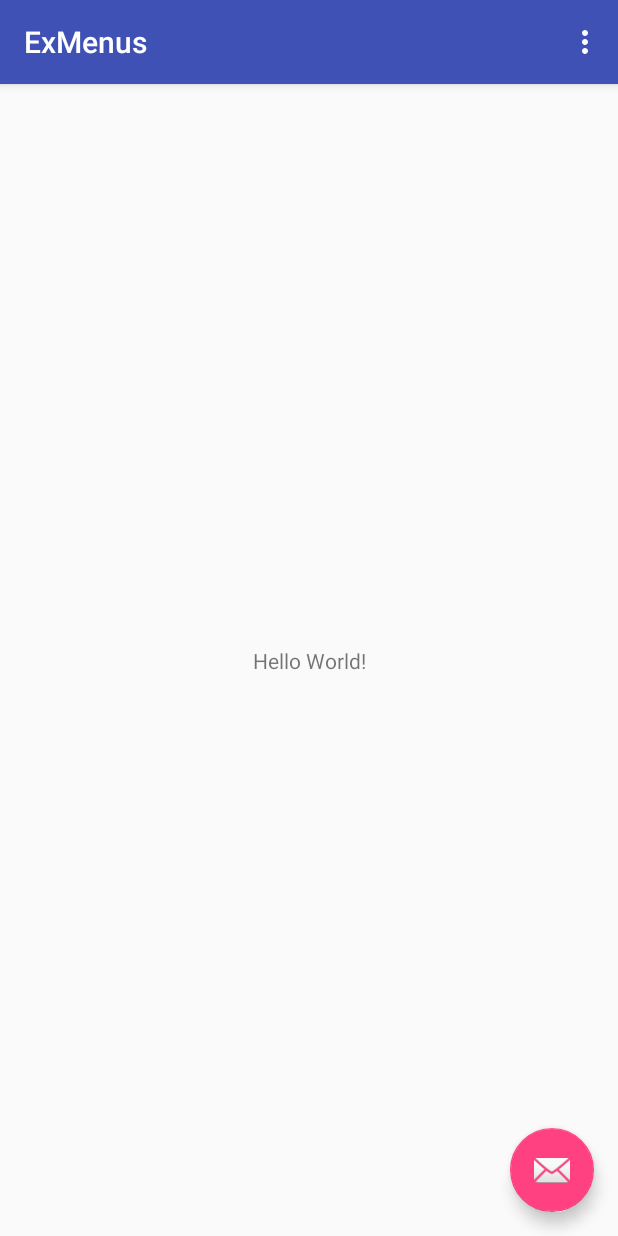
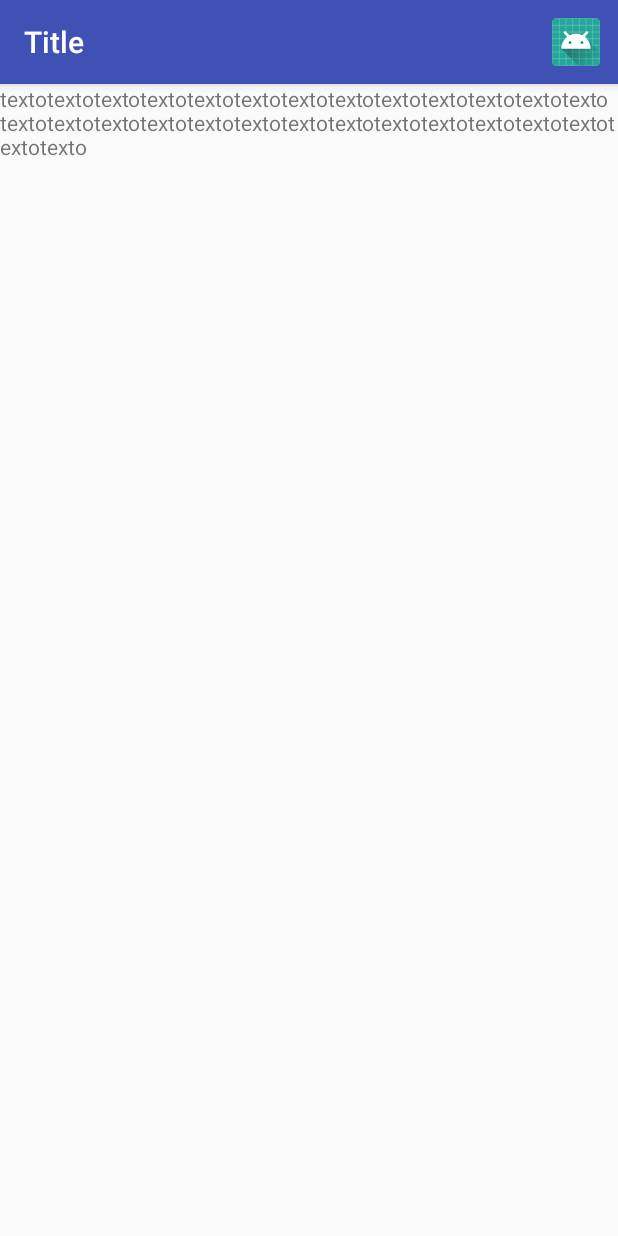
Before and after one commit to BrunoSouza22397/aulas-android, an Android app: the screen it shows after launch (MainActivity), on a phone screen of 412 x 824 dp. Run offline under Robolectric (Android 15) with nearby library versions, the phone set to English and light mode, and no system bars; libraries missing offline, so code that uses them is left out: com.mikepenz.fontawesome_typeface_library, com.mikepenz.google_material_typeface_library, com.mikepenz.materialdrawer; 4 statements that could not run were skipped.

Commit message:
update toolbar

```diff
--- a/ExMenus/app/src/main/java/souza/bruno/exmenus/MainActivity.java
+++ b/ExMenus/app/src/main/java/souza/bruno/exmenus/MainActivity.java
@@ -39,7 +39,20 @@ public class MainActivity extends AppCompatActivity {
         super.onCreate(savedInstanceState);
         setContentView(R.layout.activity_main);
         toolbar = (Toolbar) findViewById(R.id.toolbar);
-        setSupportActionBar(toolbar);
+        toolbar.setTitle(getResources().getText(R.string.toolbar_title));
+        toolbar.inflateMenu(R.menu.toolbar_menu);
+
+        toolbar.setOnMenuItemClickListener(new Toolbar.OnMenuItemClickListener() {
+            @Override
+            public boolean onMenuItemClick(MenuItem item) {
+                switch (item.getItemId()){
+                    case R.id.toolbar_sobre:
+                        Toast.makeText(getBaseContext(), getResources().getText(R.string.toast_menu_sobre), Toast.LENGTH_SHORT).show();
+                        break;
+                }
+                return false;
+            }
+        });
 
         FloatingActionButton fab = (FloatingActionButton) findViewById(R.id.fab);
         fab.setOnClickListener(new View.OnClickListener() {
--- a/ExMenus/app/src/main/res/layout/activity_main.xml
+++ b/ExMenus/app/src/main/res/layout/activity_main.xml
@@ -4,30 +4,38 @@
     xmlns:tools="http://schemas.android.com/tools"
     android:layout_width="match_parent"
     android:layout_height="match_parent"
-    tools:context=".MainActivity">
+    tools:context="souza.bruno.exmenus.MainActivity">
 
     <android.support.design.widget.AppBarLayout
+        android:id="@+id/app_bar"
         android:layout_width="match_parent"
         android:layout_height="wrap_content"
-        android:theme="@style/AppTheme.AppBarOverlay">
+        android:theme="@style/AppThemeNoActionBar">
 
         <android.support.v7.widget.Toolbar
             android:id="@+id/toolbar"
             android:layout_width="match_parent"
             android:layout_height="?attr/actionBarSize"
+            android:minHeight="?attr/actionBarSize"
             android:background="?attr/colorPrimary"
-            app:popupTheme="@style/AppTheme.PopupOverlay" />
+            app:popupTheme="@style/ThemeOverlay.AppCompat.Light"
+            app:titleTextColor="@color/white"
+            app:layout_scrollFlags="scroll|enterAlways|snap">
+        </android.support.v7.widget.Toolbar>
 
     </android.support.design.widget.AppBarLayout>
 
-    <include layout="@layout/content_main" />
+    <android.support.v4.widget.NestedScrollView
+        android:id="@+id/scrollView"
+        android:layout_width="match_parent"
+        android:layout_height="match_parent"
+        app:layout_behavior="@string/appbar_scrolling_view_behavior">
 
-    <android.support.design.widget.FloatingActionButton
-        android:id="@+id/fab"
-        android:layout_width="wrap_content"
-        android:layout_height="wrap_content"
-        android:layout_gravity="bottom|end"
-        android:layout_margin="@dimen/fab_margin"
-        app:srcCompat="@android:drawable/ic_dialog_email" />
+        <TextView
+            android:layout_width="match_parent"
+            android:layout_height="match_parent"
+            android:text="@string/tv_texto" />
+
+    </android.support.v4.widget.NestedScrollView>
 
 </android.support.design.widget.CoordinatorLayout>
--- /dev/null
+++ b/ExMenus/app/src/main/res/menu/toolbar_menu.xml
@@ -0,0 +1,10 @@
+<?xml version="1.0" encoding="utf-8"?>
+<menu xmlns:android="http://schemas.android.com/apk/res/android"
+    xmlns:app="http://schemas.android.com/apk/res-auto">
+    <item
+        android:title="Sobre"
+        android:icon="@mipmap/ic_launcher"
+        app:showAsAction="always"
+        android:orderInCategory="100"
+        android:id="@+id/toolbar_sobre"/>
+</menu>
--- a/ExMenus/app/src/main/res/values/strings.xml
+++ b/ExMenus/app/src/main/res/values/strings.xml
@@ -1,4 +1,7 @@
 <resources>
     <string name="app_name">ExMenus</string>
     <string name="action_settings">Settings</string>
+    <string name="toolbar_title">Title</string>
+    <string name="toast_menu_sobre">Clicou no menu sobre.</string>
+    <string name="tv_texto">textotextotextotextotextotextotextotextotextotextotextotextotextotextotextotextotextotextotextotextotextotextotextotextotextotextotextotexto</string>
 </resources>
--- a/ExMenus/app/src/main/res/values/styles.xml
+++ b/ExMenus/app/src/main/res/values/styles.xml
@@ -24,5 +24,11 @@
         <item name="android:background">@color/white</item>
         <item name="android:windowFullscreen">true</item>
     </style>
+    <style name="AppThemeNoActionBar" parent="Theme.AppCompat.Light.NoActionBar">
+        <!-- Customize your theme here. -->
+        <item name="colorPrimary">@color/colorPrimary</item>
+        <item name="colorPrimaryDark">@color/colorPrimaryDark</item>
+        <item name="colorAccent">@color/colorAccent</item>
+    </style>
 
 </resources>
```
